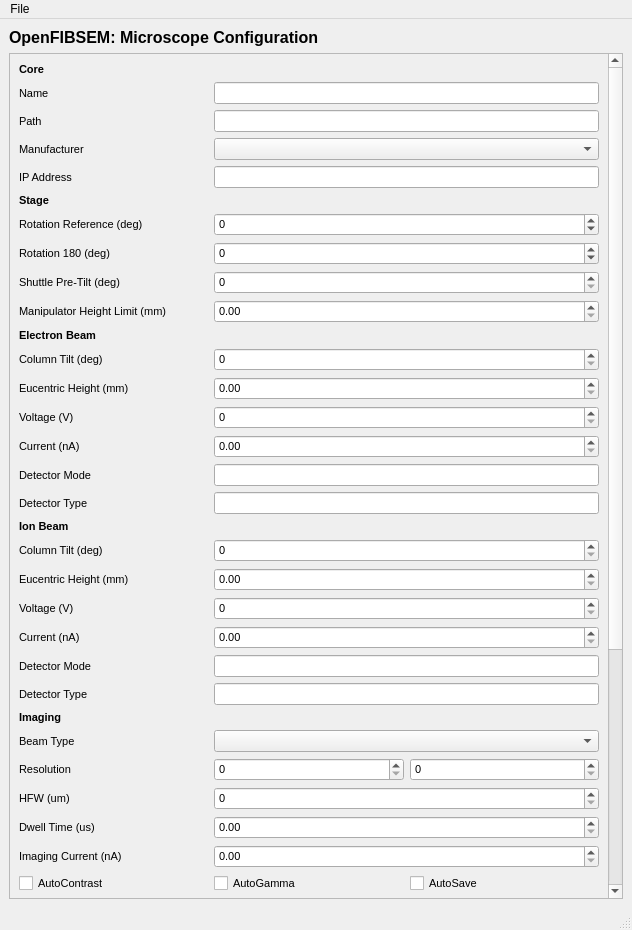
This is fibsem/ui/qtdesigner_files/FibsemMicroscopeConfigurationWidget.ui in DeMarcoLab/fibsem as Qt 5 draws it before an edit. The edited form follows.
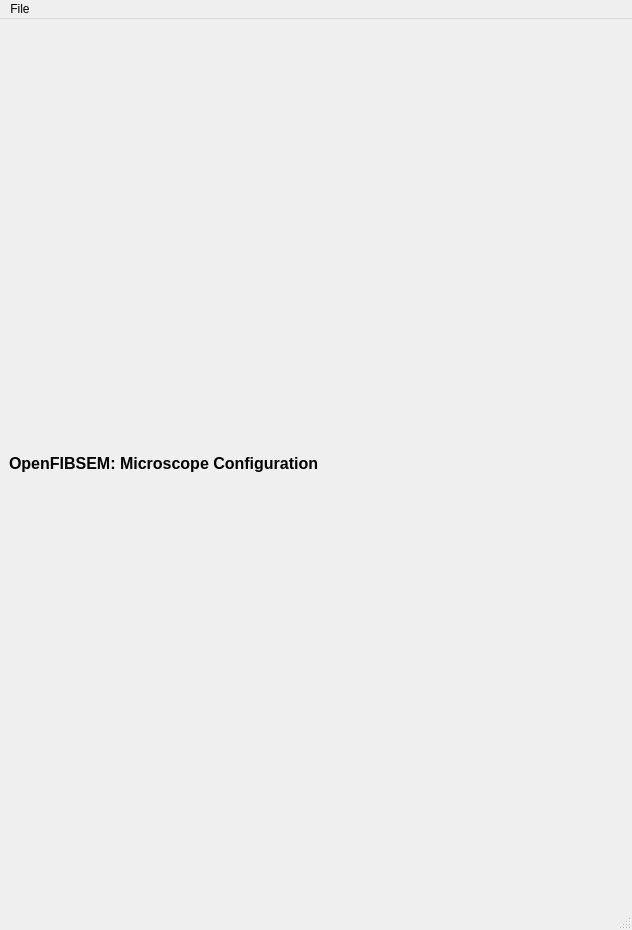
This is the edited form.

Commit message: tmp: configuration ui

What changed in the file:
```diff
--- a/fibsem/ui/qtdesigner_files/FibsemMicroscopeConfigurationWidget.ui
+++ b/fibsem/ui/qtdesigner_files/FibsemMicroscopeConfigurationWidget.ui
@@ -15,1043 +15,6 @@
   </property>
   <widget class="QWidget" name="centralwidget">
    <layout class="QGridLayout" name="gridLayout">
-    <item row="1" column="0" colspan="2">
-     <widget class="QScrollArea" name="scrollArea">
-      <property name="font">
-       <font>
-        <pointsize>8</pointsize>
-       </font>
-      </property>
-      <property name="widgetResizable">
-       <bool>true</bool>
-      </property>
-      <widget class="QWidget" name="scrollAreaWidgetContents">
-       <property name="geometry">
-        <rect>
-         <x>0</x>
-         <y>0</y>
-         <width>598</width>
-         <height>1197</height>
-        </rect>
-       </property>
-       <layout class="QGridLayout" name="gridLayout_2">
-        <item row="24" column="1" colspan="2">
-         <widget class="QDoubleSpinBox" name="doubleSpinBox_ion_voltage">
-          <property name="font">
-           <font>
-            <pointsize>8</pointsize>
-           </font>
-          </property>
-          <property name="decimals">
-           <number>0</number>
-          </property>
-          <property name="maximum">
-           <double>100000000000.000000000000000</double>
-          </property>
-         </widget>
-        </item>
-        <item row="47" column="1">
-         <widget class="QCheckBox" name="checkBox_subsystems_manipulator_rotation">
-          <property name="font">
-           <font>
-            <pointsize>8</pointsize>
-           </font>
-          </property>
-          <property name="text">
-           <string>Manipulator Rotation</string>
-          </property>
-         </widget>
-        </item>
-        <item row="30" column="0">
-         <widget class="QLabel" name="label_imaging_resolution">
-          <property name="font">
-           <font>
-            <pointsize>8</pointsize>
-           </font>
-          </property>
-          <property name="text">
-           <string>Resolution</string>
-          </property>
-         </widget>
-        </item>
-        <item row="25" column="0">
-         <widget class="QLabel" name="label_ion_current">
-          <property name="font">
-           <font>
-            <pointsize>8</pointsize>
-           </font>
-          </property>
-          <property name="text">
-           <string>Current (nA)</string>
-          </property>
-         </widget>
-        </item>
-        <item row="23" column="0">
-         <widget class="QLabel" name="label_ion_eucentric_height">
-          <property name="font">
-           <font>
-            <pointsize>8</pointsize>
-           </font>
-          </property>
-          <property name="text">
-           <string>Eucentric Height (mm)</string>
-          </property>
-         </widget>
-        </item>
-        <item row="46" column="1">
-         <widget class="QCheckBox" name="checkBox_subsystems_stage_rotation">
-          <property name="font">
-           <font>
-            <pointsize>8</pointsize>
-           </font>
-          </property>
-          <property name="text">
-           <string>Stage Rotation</string>
-          </property>
-         </widget>
-        </item>
-        <item row="32" column="1" colspan="2">
-         <widget class="QDoubleSpinBox" name="doubleSpinBox_imaging_dwell_time">
-          <property name="font">
-           <font>
-            <pointsize>8</pointsize>
-           </font>
-          </property>
-          <property name="maximum">
-           <double>1000000.000000000000000</double>
-          </property>
-         </widget>
-        </item>
-        <item row="31" column="0">
-         <widget class="QLabel" name="label_imaging_hfw">
-          <property name="font">
-           <font>
-            <pointsize>8</pointsize>
-           </font>
-          </property>
-          <property name="text">
-           <string>HFW (um)</string>
-          </property>
-         </widget>
-        </item>
-        <item row="36" column="0">
-         <widget class="QLabel" name="label_milling_voltage">
-          <property name="font">
-           <font>
-            <pointsize>8</pointsize>
-           </font>
-          </property>
-          <property name="text">
-           <string>Milling Voltage (V)</string>
-          </property>
-         </widget>
-        </item>
-        <item row="12" column="1" colspan="2">
-         <widget class="QSpinBox" name="spinBox_stage_shuttle_pre_tilt">
-          <property name="font">
-           <font>
-            <pointsize>8</pointsize>
-           </font>
-          </property>
-          <property name="maximum">
-           <number>180</number>
-          </property>
-         </widget>
-        </item>
-        <item row="37" column="1" colspan="2">
-         <widget class="QDoubleSpinBox" name="doubleSpinBox_milling_current">
-          <property name="font">
-           <font>
-            <pointsize>8</pointsize>
-           </font>
-          </property>
-          <property name="maximum">
-           <double>100000000.000000000000000</double>
-          </property>
-         </widget>
-        </item>
-        <item row="41" column="0">
-         <widget class="QLabel" name="label_milling_spot_size">
-          <property name="font">
-           <font>
-            <pointsize>8</pointsize>
-           </font>
-          </property>
-          <property name="text">
-           <string>Spot Size (nm)</string>
-          </property>
-         </widget>
-        </item>
-        <item row="24" column="0">
-         <widget class="QLabel" name="label_ion_voltage">
-          <property name="font">
-           <font>
-            <pointsize>8</pointsize>
-           </font>
-          </property>
-          <property name="text">
-           <string>Voltage (V)</string>
-          </property>
-         </widget>
-        </item>
-        <item row="9" column="0" colspan="3">
-         <widget class="QLabel" name="label_stage_header">
-          <property name="font">
-           <font>
-            <pointsize>8</pointsize>
-            <weight>75</weight>
-            <bold>true</bold>
-           </font>
-          </property>
-          <property name="text">
-           <string>Stage</string>
-          </property>
-         </widget>
-        </item>
-        <item row="10" column="0">
-         <widget class="QLabel" name="label_stage_rotation_reference">
-          <property name="font">
-           <font>
-            <pointsize>8</pointsize>
-           </font>
-          </property>
-          <property name="text">
-           <string>Rotation Reference (deg)</string>
-          </property>
-         </widget>
-        </item>
-        <item row="16" column="1" colspan="2">
-         <widget class="QDoubleSpinBox" name="doubleSpinBox_electron_eucentric_height">
-          <property name="font">
-           <font>
-            <pointsize>8</pointsize>
-           </font>
-          </property>
-         </widget>
-        </item>
-        <item row="48" column="1">
-         <widget class="QCheckBox" name="checkBox_subsystems_gis_multichem_enabled">
-          <property name="font">
-           <font>
-            <pointsize>8</pointsize>
-           </font>
-          </property>
-          <property name="text">
-           <string>MultiChem Enabled</string>
-          </property>
-         </widget>
-        </item>
-        <item row="20" column="0">
-         <widget class="QLabel" name="label_electron_detector_type">
-          <property name="font">
-           <font>
-            <pointsize>8</pointsize>
-           </font>
-          </property>
-          <property name="text">
-           <string>Detector Type</string>
-          </property>
-         </widget>
-        </item>
-        <item row="33" column="0">
-         <widget class="QLabel" name="label_imaging_current">
-          <property name="font">
-           <font>
-            <pointsize>8</pointsize>
-           </font>
-          </property>
-          <property name="text">
-           <string>Imaging Current (nA)</string>
-          </property>
-         </widget>
-        </item>
-        <item row="29" column="1" colspan="2">
-         <widget class="QComboBox" name="comboBox_imaging_beam_type">
-          <property name="font">
-           <font>
-            <pointsize>8</pointsize>
-           </font>
-          </property>
-         </widget>
-        </item>
-        <item row="21" column="0" colspan="3">
-         <widget class="QLabel" name="label_ion_header">
-          <property name="font">
-           <font>
-            <pointsize>8</pointsize>
-            <weight>75</weight>
-            <bold>true</bold>
-           </font>
-          </property>
-          <property name="text">
-           <string>Ion Beam</string>
-          </property>
-         </widget>
-        </item>
-        <item row="45" column="0">
-         <widget class="QCheckBox" name="checkBox_subsystems_ion_enabled">
-          <property name="font">
-           <font>
-            <pointsize>8</pointsize>
-           </font>
-          </property>
-          <property name="text">
-           <string>Ion Beam Enabled</string>
-          </property>
-         </widget>
-        </item>
-        <item row="34" column="2">
-         <widget class="QCheckBox" name="checkBox_imaging_autosave">
-          <property name="font">
-           <font>
-            <pointsize>8</pointsize>
-           </font>
-          </property>
-          <property name="text">
-           <string>AutoSave</string>
-          </property>
-         </widget>
-        </item>
-        <item row="13" column="1" colspan="2">
-         <widget class="QDoubleSpinBox" name="doubleSpinBox_stage_manipulator_height_limit">
-          <property name="font">
-           <font>
-            <pointsize>8</pointsize>
-           </font>
-          </property>
-         </widget>
-        </item>
-        <item row="7" column="0">
-         <widget class="QLabel" name="label_configuration_ip_address">
-          <property name="font">
-           <font>
-            <pointsize>8</pointsize>
-           </font>
-          </property>
-          <property name="text">
-           <string>IP Address</string>
-          </property>
-         </widget>
-        </item>
-        <item row="11" column="0">
-         <widget class="QLabel" name="label_stage_rotation_180">
-          <property name="font">
-           <font>
-            <pointsize>8</pointsize>
-           </font>
-          </property>
-          <property name="text">
-           <string>Rotation 180 (deg)</string>
-          </property>
-         </widget>
-        </item>
-        <item row="22" column="0">
-         <widget class="QLabel" name="label_ion_column_tilt">
-          <property name="font">
-           <font>
-            <pointsize>8</pointsize>
-           </font>
-          </property>
-          <property name="text">
-           <string>Column Tilt (deg)</string>
-          </property>
-         </widget>
-        </item>
-        <item row="36" column="1" colspan="2">
-         <widget class="QDoubleSpinBox" name="doubleSpinBox_milling_voltage">
-          <property name="font">
-           <font>
-            <pointsize>8</pointsize>
-           </font>
-          </property>
-          <property name="decimals">
-           <number>0</number>
-          </property>
-          <property name="maximum">
-           <double>10000000.000000000000000</double>
-          </property>
-         </widget>
-        </item>
-        <item row="26" column="0">
-         <widget class="QLabel" name="label_ion_detector_mode">
-          <property name="font">
-           <font>
-            <pointsize>8</pointsize>
-           </font>
-          </property>
-          <property name="text">
-           <string>Detector Mode</string>
-          </property>
-         </widget>
-        </item>
-        <item row="47" column="0">
-         <widget class="QCheckBox" name="checkBox_subsystems_manipulator_enabled">
-          <property name="font">
-           <font>
-            <pointsize>8</pointsize>
-           </font>
-          </property>
-          <property name="text">
-           <string>Manipulator Enabled</string>
-          </property>
-         </widget>
-        </item>
-        <item row="10" column="1" colspan="2">
-         <widget class="QSpinBox" name="spinBox_stage_rotation_reference">
-          <property name="font">
-           <font>
-            <pointsize>8</pointsize>
-           </font>
-          </property>
-          <property name="minimum">
-           <number>-360</number>
-          </property>
-          <property name="maximum">
-           <number>360</number>
-          </property>
-         </widget>
-        </item>
-        <item row="26" column="1" colspan="2">
-         <widget class="QLineEdit" name="lineEdit_ion_detector_mode">
-          <property name="font">
-           <font>
-            <pointsize>8</pointsize>
-           </font>
-          </property>
-         </widget>
-        </item>
-        <item row="46" column="0">
-         <widget class="QCheckBox" name="checkBox_subsystems_stage_enabled">
-          <property name="font">
-           <font>
-            <pointsize>8</pointsize>
-           </font>
-          </property>
-          <property name="text">
-           <string>Stage Enabled</string>
-          </property>
-         </widget>
-        </item>
-        <item row="42" column="0">
-         <widget class="QLabel" name="label_milling_preset">
-          <property name="font">
-           <font>
-            <pointsize>8</pointsize>
-           </font>
-          </property>
-          <property name="text">
-           <string>Preset </string>
-          </property>
-         </widget>
-        </item>
-        <item row="40" column="1" colspan="2">
-         <widget class="QDoubleSpinBox" name="doubleSpinBox_milling_rate">
-          <property name="font">
-           <font>
-            <pointsize>8</pointsize>
-           </font>
-          </property>
-          <property name="maximum">
-           <double>10000000.000000000000000</double>
-          </property>
-         </widget>
-        </item>
-        <item row="5" column="0">
-         <widget class="QLabel" name="label_configuration_path">
-          <property name="font">
-           <font>
-            <pointsize>8</pointsize>
-           </font>
-          </property>
-          <property name="text">
-           <string>Path</string>
-          </property>
-         </widget>
-        </item>
-        <item row="34" column="1">
-         <widget class="QCheckBox" name="checkBox_imaging_autogamma">
-          <property name="font">
-           <font>
-            <pointsize>8</pointsize>
-           </font>
-          </property>
-          <property name="text">
-           <string>AutoGamma</string>
-          </property>
-         </widget>
-        </item>
-        <item row="47" column="2">
-         <widget class="QCheckBox" name="checkBox_subsystems_manipulator_tilt">
-          <property name="font">
-           <font>
-            <pointsize>8</pointsize>
-           </font>
-          </property>
-          <property name="text">
-           <string>Manipulator Tilt</string>
-          </property>
-         </widget>
-        </item>
-        <item row="17" column="0">
-         <widget class="QLabel" name="label_electron_voltage">
-          <property name="font">
-           <font>
-            <pointsize>8</pointsize>
-           </font>
-          </property>
-          <property name="text">
-           <string>Voltage (V)</string>
-          </property>
-         </widget>
-        </item>
-        <item row="42" column="1" colspan="2">
-         <widget class="QLineEdit" name="lineEdit_milling_preset">
-          <property name="font">
-           <font>
-            <pointsize>8</pointsize>
-           </font>
-          </property>
-         </widget>
-        </item>
-        <item row="33" column="1" colspan="2">
-         <widget class="QDoubleSpinBox" name="doubleSpinBox_imaging_current">
-          <property name="font">
-           <font>
-            <pointsize>8</pointsize>
-           </font>
-          </property>
-          <property name="maximum">
-           <double>10000000.000000000000000</double>
-          </property>
-         </widget>
-        </item>
-        <item row="35" column="0" colspan="3">
-         <widget class="QLabel" name="label_milling_header">
-          <property name="font">
-           <font>
-            <pointsize>8</pointsize>
-            <weight>75</weight>
-            <bold>true</bold>
-           </font>
-          </property>
-          <property name="text">
-           <string>Milling</string>
-          </property>
-         </widget>
-        </item>
-        <item row="19" column="0">
-         <widget class="QLabel" name="label_electron_detector_mode">
-          <property name="font">
-           <font>
-            <pointsize>8</pointsize>
-           </font>
-          </property>
-          <property name="text">
-           <string>Detector Mode</string>
-          </property>
-         </widget>
-        </item>
-        <item row="4" column="0">
-         <widget class="QLabel" name="label_configuration_name">
-          <property name="font">
-           <font>
-            <pointsize>8</pointsize>
-           </font>
-          </property>
-          <property name="text">
-           <string>Name</string>
-          </property>
-         </widget>
-        </item>
-        <item row="23" column="1" colspan="2">
-         <widget class="QDoubleSpinBox" name="doubleSpinBox_ion_eucentric_height">
-          <property name="font">
-           <font>
-            <pointsize>8</pointsize>
-           </font>
-          </property>
-         </widget>
-        </item>
-        <item row="22" column="1" colspan="2">
-         <widget class="QSpinBox" name="spinBox_ion_column_tilt">
-          <property name="font">
-           <font>
-            <pointsize>8</pointsize>
-           </font>
-          </property>
-          <property name="maximum">
-           <number>180</number>
-          </property>
-         </widget>
-        </item>
-        <item row="39" column="0">
-         <widget class="QLabel" name="label_milling_dwell_time">
-          <property name="font">
-           <font>
-            <pointsize>8</pointsize>
-           </font>
-          </property>
-          <property name="text">
-           <string>Dwell Time (us)</string>
-          </property>
-         </widget>
-        </item>
-        <item row="48" column="0">
-         <widget class="QCheckBox" name="checkBox_subsystems_gis_enabled">
-          <property name="font">
-           <font>
-            <pointsize>8</pointsize>
-           </font>
-          </property>
-          <property name="text">
-           <string>GIS Enabled</string>
-          </property>
-         </widget>
-        </item>
-        <item row="6" column="1" colspan="2">
-         <widget class="QComboBox" name="comboBox_configuration_manufacturer">
-          <property name="font">
-           <font>
-            <pointsize>8</pointsize>
-           </font>
-          </property>
-         </widget>
-        </item>
-        <item row="14" column="0" colspan="3">
-         <widget class="QLabel" name="label_electron_header">
-          <property name="font">
-           <font>
-            <pointsize>8</pointsize>
-            <weight>75</weight>
-            <bold>true</bold>
-           </font>
-          </property>
-          <property name="text">
-           <string>Electron Beam</string>
-          </property>
-         </widget>
-        </item>
-        <item row="40" column="0">
-         <widget class="QLabel" name="label_milling_rate">
-          <property name="font">
-           <font>
-            <pointsize>8</pointsize>
-           </font>
-          </property>
-          <property name="text">
-           <string>Rate (um3/s)</string>
-          </property>
-         </widget>
-        </item>
-        <item row="4" column="1" colspan="2">
-         <widget class="QLineEdit" name="lineEdit_configuration_name">
-          <property name="font">
-           <font>
-            <pointsize>8</pointsize>
-           </font>
-          </property>
-         </widget>
-        </item>
-        <item row="31" column="1" colspan="2">
-         <widget class="QDoubleSpinBox" name="doubleSpinBox_imaging_hfw">
-          <property name="font">
-           <font>
-            <pointsize>8</pointsize>
-           </font>
-          </property>
-          <property name="decimals">
-           <number>0</number>
-          </property>
-          <property name="maximum">
-           <double>100000.000000000000000</double>
-          </property>
-         </widget>
-        </item>
-        <item row="13" column="0">
-         <widget class="QLabel" name="label_stage_manipulator_height_limit">
-          <property name="font">
-           <font>
-            <pointsize>8</pointsize>
-           </font>
-          </property>
-          <property name="text">
-           <string>Manipulator Height Limit (mm)</string>
-          </property>
-         </widget>
-        </item>
-        <item row="11" column="1" colspan="2">
-         <widget class="QSpinBox" name="spinBox_stage_rotation_180">
-          <property name="font">
-           <font>
-            <pointsize>8</pointsize>
-           </font>
-          </property>
-          <property name="minimum">
-           <number>-360</number>
-          </property>
-          <property name="maximum">
-           <number>360</number>
-          </property>
-         </widget>
-        </item>
-        <item row="28" column="0" colspan="3">
-         <widget class="QLabel" name="label_imaging_header">
-          <property name="font">
-           <font>
-            <pointsize>8</pointsize>
-            <weight>75</weight>
-            <bold>true</bold>
-           </font>
-          </property>
-          <property name="text">
-           <string>Imaging</string>
-          </property>
-         </widget>
-        </item>
-        <item row="27" column="1" colspan="2">
-         <widget class="QLineEdit" name="lineEdit_ion_detector_type">
-          <property name="font">
-           <font>
-            <pointsize>8</pointsize>
-           </font>
-          </property>
-         </widget>
-        </item>
-        <item row="43" column="0" colspan="3">
-         <widget class="QLabel" name="label_subsystems_header">
-          <property name="font">
-           <font>
-            <pointsize>8</pointsize>
-            <weight>75</weight>
-            <bold>true</bold>
-           </font>
-          </property>
-          <property name="text">
-           <string>Subsystems</string>
-          </property>
-         </widget>
-        </item>
-        <item row="18" column="0">
-         <widget class="QLabel" name="label_electron_current">
-          <property name="font">
-           <font>
-            <pointsize>8</pointsize>
-           </font>
-          </property>
-          <property name="text">
-           <string>Current (nA)</string>
-          </property>
-         </widget>
-        </item>
-        <item row="34" column="0">
-         <widget class="QCheckBox" name="checkBox_imaging_autocontrast">
-          <property name="font">
-           <font>
-            <pointsize>8</pointsize>
-           </font>
-          </property>
-          <property name="text">
-           <string>AutoContrast</string>
-          </property>
-         </widget>
-        </item>
-        <item row="19" column="1" colspan="2">
-         <widget class="QLineEdit" name="lineEdit_electron_detector_mode">
-          <property name="font">
-           <font>
-            <pointsize>8</pointsize>
-           </font>
-          </property>
-         </widget>
-        </item>
-        <item row="45" column="1">
-         <widget class="QCheckBox" name="checkBox_subsystems_ion_plasma">
-          <property name="font">
-           <font>
-            <pointsize>8</pointsize>
-           </font>
-          </property>
-          <property name="text">
-           <string>Ion Beam Plasma</string>
-          </property>
-         </widget>
-        </item>
-        <item row="29" column="0">
-         <widget class="QLabel" name="label_imaging_beam_type">
-          <property name="font">
-           <font>
-            <pointsize>8</pointsize>
-           </font>
-          </property>
-          <property name="text">
-           <string>Beam Type</string>
-          </property>
-         </widget>
-        </item>
-        <item row="7" column="1" colspan="2">
-         <widget class="QLineEdit" name="lineEdit_configuration_ip_address">
-          <property name="font">
-           <font>
-            <pointsize>8</pointsize>
-           </font>
-          </property>
-         </widget>
-        </item>
-        <item row="27" column="0">
-         <widget class="QLabel" name="label_ion_detector_type">
-          <property name="font">
-           <font>
-            <pointsize>8</pointsize>
-           </font>
-          </property>
-          <property name="text">
-           <string>Detector Type</string>
-          </property>
-         </widget>
-        </item>
-        <item row="37" column="0">
-         <widget class="QLabel" name="label_milling_current">
-          <property name="font">
-           <font>
-            <pointsize>8</pointsize>
-           </font>
-          </property>
-          <property name="text">
-           <string>Milling Current (nA)</string>
-          </property>
-         </widget>
-        </item>
-        <item row="30" column="2">
-         <widget class="QSpinBox" name="spinBox_imaging_resolution_y">
-          <property name="font">
-           <font>
-            <pointsize>8</pointsize>
-           </font>
-          </property>
-          <property name="maximum">
-           <number>100000</number>
-          </property>
-         </widget>
-        </item>
-        <item row="44" column="0">
-         <widget class="QCheckBox" name="checkBox_subsystems_electron_enabled">
-          <property name="font">
-           <font>
-            <pointsize>8</pointsize>
-           </font>
-          </property>
-          <property name="text">
-           <string>Electron Beam Enabled</string>
-          </property>
-         </widget>
-        </item>
-        <item row="25" column="1" colspan="2">
-         <widget class="QDoubleSpinBox" name="doubleSpinBox_ion_current">
-          <property name="font">
-           <font>
-            <pointsize>8</pointsize>
-           </font>
-          </property>
-          <property name="maximum">
-           <double>10000000000.000000000000000</double>
-          </property>
-         </widget>
-        </item>
-        <item row="6" column="0">
-         <widget class="QLabel" name="label_configuration_manufacturer">
-          <property name="font">
-           <font>
-            <pointsize>8</pointsize>
-           </font>
-          </property>
-          <property name="text">
-           <string>Manufacturer</string>
-          </property>
-         </widget>
-        </item>
-        <item row="48" column="2">
-         <widget class="QCheckBox" name="checkBox_subsystems_gis_sputter_coater_enabled">
-          <property name="font">
-           <font>
-            <pointsize>8</pointsize>
-           </font>
-          </property>
-          <property name="text">
-           <string>Sputter Coat Enabled</string>
-          </property>
-         </widget>
-        </item>
-        <item row="20" column="1" colspan="2">
-         <widget class="QLineEdit" name="lineEdit_electron_detector_type">
-          <property name="font">
-           <font>
-            <pointsize>8</pointsize>
-           </font>
-          </property>
-         </widget>
-        </item>
-        <item row="5" column="1" colspan="2">
-         <widget class="QLineEdit" name="lineEdit_configuration_path">
-          <property name="font">
-           <font>
-            <pointsize>8</pointsize>
-           </font>
-          </property>
-         </widget>
-        </item>
-        <item row="30" column="1">
-         <widget class="QSpinBox" name="spinBox_imaging_resolution_x">
-          <property name="font">
-           <font>
-            <pointsize>8</pointsize>
-           </font>
-          </property>
-          <property name="maximum">
-           <number>100000</number>
-          </property>
-         </widget>
-        </item>
-        <item row="16" column="0">
-         <widget class="QLabel" name="label_electron_eucentric_height">
-          <property name="font">
-           <font>
-            <pointsize>8</pointsize>
-           </font>
-          </property>
-          <property name="text">
-           <string>Eucentric Height (mm)</string>
-          </property>
-         </widget>
-        </item>
-        <item row="46" column="2">
-         <widget class="QCheckBox" name="checkBox_subsystems_stage_tilt">
-          <property name="font">
-           <font>
-            <pointsize>8</pointsize>
-           </font>
-          </property>
-          <property name="text">
-           <string>Stage Tilt</string>
-          </property>
-         </widget>
-        </item>
-        <item row="41" column="1" colspan="2">
-         <widget class="QDoubleSpinBox" name="doubleSpinBox_milling_spot_size">
-          <property name="font">
-           <font>
-            <pointsize>8</pointsize>
-           </font>
-          </property>
-          <property name="maximum">
-           <double>10000000.000000000000000</double>
-          </property>
-         </widget>
-        </item>
-        <item row="39" column="1" colspan="2">
-         <widget class="QDoubleSpinBox" name="doubleSpinBox_milling_dwell_time">
-          <property name="font">
-           <font>
-            <pointsize>8</pointsize>
-           </font>
-          </property>
-          <property name="maximum">
-           <double>1000000.000000000000000</double>
-          </property>
-         </widget>
-        </item>
-        <item row="15" column="0">
-         <widget class="QLabel" name="label_electron_column_tilt">
-          <property name="font">
-           <font>
-            <pointsize>8</pointsize>
-           </font>
-          </property>
-          <property name="text">
-           <string>Column Tilt (deg)</string>
-          </property>
-         </widget>
-        </item>
-        <item row="18" column="1" colspan="2">
-         <widget class="QDoubleSpinBox" name="doubleSpinBox_electron_current">
-          <property name="font">
-           <font>
-            <pointsize>8</pointsize>
-           </font>
-          </property>
-          <property name="maximum">
-           <double>100000000.000000000000000</double>
-          </property>
-         </widget>
-        </item>
-        <item row="12" column="0">
-         <widget class="QLabel" name="label_stage_shuttle_pre_tilt">
-          <property name="font">
-           <font>
-            <pointsize>8</pointsize>
-           </font>
-          </property>
-          <property name="text">
-           <string>Shuttle Pre-Tilt (deg)</string>
-          </property>
-         </widget>
-        </item>
-        <item row="15" column="1" colspan="2">
-         <widget class="QSpinBox" name="spinBox_electron_column_tilt">
-          <property name="font">
-           <font>
-            <pointsize>8</pointsize>
-           </font>
-          </property>
-          <property name="maximum">
-           <number>180</number>
-          </property>
-         </widget>
-        </item>
-        <item row="32" column="0">
-         <widget class="QLabel" name="label_imaging_dwell_time">
-          <property name="font">
-           <font>
-            <pointsize>8</pointsize>
-           </font>
-          </property>
-          <property name="text">
-           <string>Dwell Time (us)</string>
-          </property>
-         </widget>
-        </item>
-        <item row="17" column="1" colspan="2">
-         <widget class="QDoubleSpinBox" name="doubleSpinBox_electron_voltage">
-          <property name="font">
-           <font>
-            <pointsize>8</pointsize>
-           </font>
-          </property>
-          <property name="decimals">
-           <number>0</number>
-          </property>
-          <property name="maximum">
-           <double>100000000000.000000000000000</double>
-          </property>
-         </widget>
-        </item>
-        <item row="3" column="0">
-         <widget class="QLabel" name="label_configuration_header">
-          <property name="font">
-           <font>
-            <pointsize>8</pointsize>
-            <weight>75</weight>
-            <bold>true</bold>
-           </font>
-          </property>
-          <property name="text">
-           <string>Core</string>
-          </property>
-         </widget>
-        </item>
-       </layout>
-      </widget>
-     </widget>
-    </item>
     <item row="0" column="0">
      <widget class="QLabel" name="label_configuration_title">
       <property name="font">
```
The commit also changes 6 other files.
